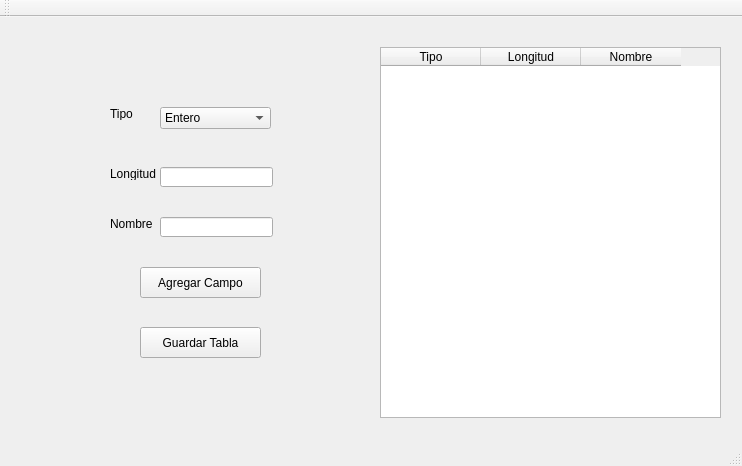
Before: the Qt Designer form mwindow.ui in jcespinoza/MotorBaseDeDatos, drawn with Qt 5.
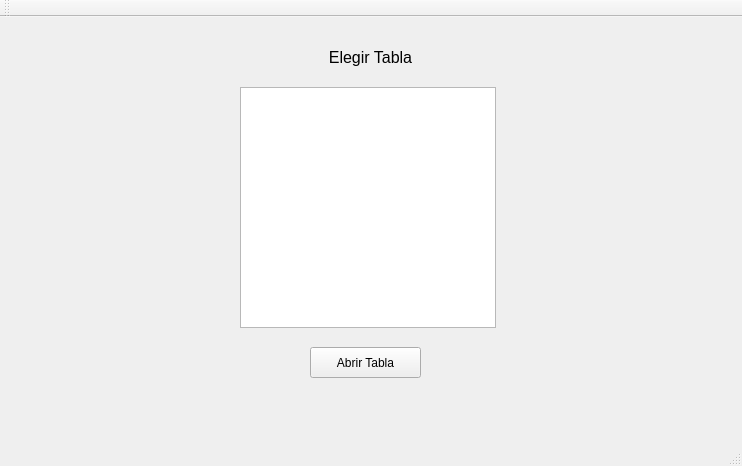
After: the same form once the commit is applied.

What changed in the file:
```diff
--- a/mwindow.ui
+++ b/mwindow.ui
@@ -166,6 +166,52 @@
       </property>
      </widget>
     </widget>
+    <widget class="QWidget" name="pgElegirTabla">
+     <widget class="QListWidget" name="lwTablas">
+      <property name="geometry">
+       <rect>
+        <x>230</x>
+        <y>60</y>
+        <width>256</width>
+        <height>241</height>
+       </rect>
+      </property>
+     </widget>
+     <widget class="QLabel" name="label_5">
+      <property name="geometry">
+       <rect>
+        <x>270</x>
+        <y>20</y>
+        <width>181</width>
+        <height>20</height>
+       </rect>
+      </property>
+      <property name="font">
+       <font>
+        <pointsize>12</pointsize>
+       </font>
+      </property>
+      <property name="text">
+       <string>Elegir Tabla</string>
+      </property>
+      <property name="alignment">
+       <set>Qt::AlignCenter</set>
+      </property>
+     </widget>
+     <widget class="QPushButton" name="pbAbrirTablaElegida">
+      <property name="geometry">
+       <rect>
+        <x>300</x>
+        <y>320</y>
+        <width>111</width>
+        <height>31</height>
+       </rect>
+      </property>
+      <property name="text">
+       <string>Abrir Tabla</string>
+      </property>
+     </widget>
+    </widget>
     <widget class="QWidget" name="pgAdicionCampos">
      <widget class="QTableWidget" name="twCampos">
       <property name="geometry">
@@ -357,7 +403,7 @@
        <string>Descartar Cambios</string>
       </property>
      </widget>
-     <widget class="QLabel" name="label_5">
+     <widget class="QLabel" name="lbNombreTablaRegistros">
       <property name="geometry">
        <rect>
         <x>20</x>
```
Left out of the diff: 18 changed lines with no effect on the pictures.
